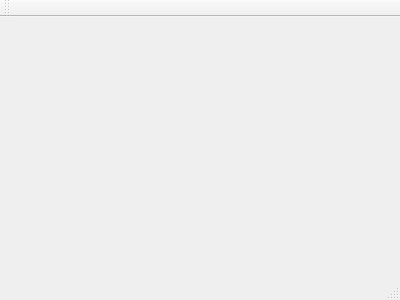
Karlodun/c-, file Milestone 1/Spiel_des_Lebens_GUI/mainwindow.ui: the form before one commit.
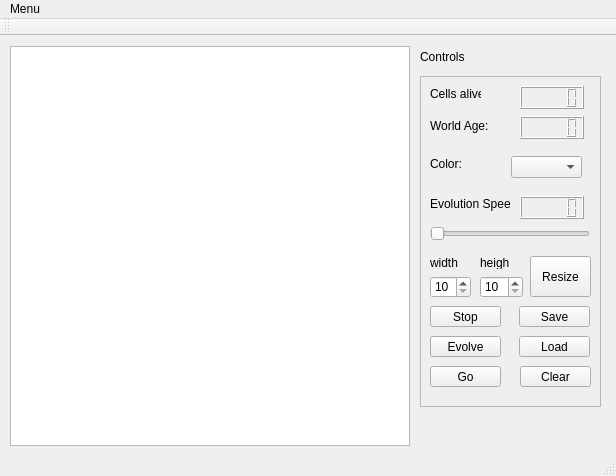
The form after the commit.

Commit message: last fixes, GUI created, imported CAbase class into GUI project

Patch:
```diff
--- a/Milestone 1/Spiel_des_Lebens_GUI/mainwindow.ui
+++ b/Milestone 1/Spiel_des_Lebens_GUI/mainwindow.ui
@@ -1,24 +1,376 @@
 <ui version="4.0">
  <class>MainWindow</class>
- <widget class="QMainWindow" name="MainWindow" >
-  <property name="geometry" >
+ <widget class="QMainWindow" name="MainWindow">
+  <property name="geometry">
    <rect>
     <x>0</x>
     <y>0</y>
-    <width>400</width>
-    <height>300</height>
+    <width>616</width>
+    <height>476</height>
    </rect>
   </property>
   <property name="windowTitle" >
    <string>MainWindow</string>
   </property>
-  <widget class="QMenuBar" name="menuBar" />
-  <widget class="QToolBar" name="mainToolBar" />
-  <widget class="QWidget" name="centralWidget" />
-  <widget class="QStatusBar" name="statusBar" />
+  <widget class="QWidget" name="centralWidget">
+   <widget class="QWidget" name="gameWidget" native="true">
+    <property name="geometry">
+     <rect>
+      <x>10</x>
+      <y>10</y>
+      <width>400</width>
+      <height>400</height>
+     </rect>
+    </property>
+    <property name="sizePolicy">
+     <sizepolicy hsizetype="Fixed" vsizetype="Fixed">
+      <horstretch>0</horstretch>
+      <verstretch>0</verstretch>
+     </sizepolicy>
+    </property>
+    <widget class="QTableView" name="tableView">
+     <property name="geometry">
+      <rect>
+       <x>0</x>
+       <y>0</y>
+       <width>400</width>
+       <height>400</height>
+      </rect>
+     </property>
+     <property name="sizePolicy">
+      <sizepolicy hsizetype="Fixed" vsizetype="Fixed">
+       <horstretch>0</horstretch>
+       <verstretch>0</verstretch>
+      </sizepolicy>
+     </property>
+    </widget>
+   </widget>
+   <widget class="QFrame" name="frame">
+    <property name="geometry">
+     <rect>
+      <x>420</x>
+      <y>40</y>
+      <width>181</width>
+      <height>331</height>
+     </rect>
+    </property>
+    <property name="frameShape">
+     <enum>QFrame::StyledPanel</enum>
+    </property>
+    <property name="frameShadow">
+     <enum>QFrame::Raised</enum>
+    </property>
+    <widget class="QSpinBox" name="spinWidth">
+     <property name="geometry">
+      <rect>
+       <x>10</x>
+       <y>200</y>
+       <width>41</width>
+       <height>22</height>
+      </rect>
+     </property>
+     <property name="minimum">
+      <number>10</number>
+     </property>
+     <property name="maximum">
+      <number>50</number>
+     </property>
+    </widget>
+    <widget class="QSpinBox" name="spinHeigh">
+     <property name="geometry">
+      <rect>
+       <x>60</x>
+       <y>200</y>
+       <width>43</width>
+       <height>22</height>
+      </rect>
+     </property>
+     <property name="minimum">
+      <number>10</number>
+     </property>
+     <property name="maximum">
+      <number>50</number>
+     </property>
+    </widget>
+    <widget class="QSlider" name="sliderSpeed">
+     <property name="geometry">
+      <rect>
+       <x>10</x>
+       <y>150</y>
+       <width>160</width>
+       <height>16</height>
+      </rect>
+     </property>
+     <property name="maximum">
+      <number>120</number>
+     </property>
+     <property name="orientation">
+      <enum>Qt::Horizontal</enum>
+     </property>
+    </widget>
+    <widget class="QLCDNumber" name="lcdAlive">
+     <property name="geometry">
+      <rect>
+       <x>100</x>
+       <y>10</y>
+       <width>64</width>
+       <height>23</height>
+      </rect>
+     </property>
+    </widget>
+    <widget class="QLabel" name="labelWidth">
+     <property name="geometry">
+      <rect>
+       <x>10</x>
+       <y>180</y>
+       <width>47</width>
+       <height>13</height>
+      </rect>
+     </property>
+     <property name="text">
+      <string>width</string>
+     </property>
+    </widget>
+    <widget class="QLabel" name="labelHeigh">
+     <property name="geometry">
+      <rect>
+       <x>60</x>
+       <y>180</y>
+       <width>47</width>
+       <height>13</height>
+      </rect>
+     </property>
+     <property name="text">
+      <string>heigh</string>
+     </property>
+    </widget>
+    <widget class="QLabel" name="labelAlive">
+     <property name="geometry">
+      <rect>
+       <x>10</x>
+       <y>10</y>
+       <width>51</width>
+       <height>16</height>
+      </rect>
+     </property>
+     <property name="text">
+      <string>Cells alive:</string>
+     </property>
+    </widget>
+    <widget class="QLCDNumber" name="lcdAge">
+     <property name="geometry">
+      <rect>
+       <x>100</x>
+       <y>40</y>
+       <width>64</width>
+       <height>23</height>
+      </rect>
+     </property>
+    </widget>
+    <widget class="QLabel" name="labelAge">
+     <property name="geometry">
+      <rect>
+       <x>10</x>
+       <y>40</y>
+       <width>61</width>
+       <height>20</height>
+      </rect>
+     </property>
+     <property name="text">
+      <string>World Age:</string>
+     </property>
+    </widget>
+    <widget class="QLabel" name="labelSpeed">
+     <property name="geometry">
+      <rect>
+       <x>10</x>
+       <y>120</y>
+       <width>81</width>
+       <height>16</height>
+      </rect>
+     </property>
+     <property name="text">
+      <string>Evolution Speed</string>
+     </property>
+    </widget>
+    <widget class="QLCDNumber" name="lcdSpeed">
+     <property name="geometry">
+      <rect>
+       <x>100</x>
+       <y>120</y>
+       <width>64</width>
+       <height>23</height>
+      </rect>
+     </property>
+    </widget>
+    <widget class="QComboBox" name="comboBox">
+     <property name="geometry">
+      <rect>
+       <x>91</x>
+       <y>80</y>
+       <width>71</width>
+       <height>22</height>
+      </rect>
+     </property>
+    </widget>
+    <widget class="QLabel" name="label">
+     <property name="geometry">
+      <rect>
+       <x>10</x>
+       <y>80</y>
+       <width>51</width>
+       <height>16</height>
+      </rect>
+     </property>
+     <property name="text">
+      <string>Color:</string>
+     </property>
+    </widget>
+    <widget class="QPushButton" name="btnStop">
+     <property name="geometry">
+      <rect>
+       <x>10</x>
+       <y>230</y>
+       <width>71</width>
+       <height>21</height>
+      </rect>
+     </property>
+     <property name="text">
+      <string>Stop</string>
+     </property>
+    </widget>
+    <widget class="QPushButton" name="btnEvolve">
+     <property name="geometry">
+      <rect>
+       <x>10</x>
+       <y>260</y>
+       <width>71</width>
+       <height>21</height>
+      </rect>
+     </property>
+     <property name="text">
+      <string>Evolve</string>
+     </property>
+    </widget>
+    <widget class="QPushButton" name="btnGo">
+     <property name="geometry">
+      <rect>
+       <x>10</x>
+       <y>290</y>
+       <width>71</width>
+       <height>21</height>
+      </rect>
+     </property>
+     <property name="text">
+      <string>Go</string>
+     </property>
+    </widget>
+    <widget class="QPushButton" name="btnSave">
+     <property name="geometry">
+      <rect>
+       <x>99</x>
+       <y>230</y>
+       <width>71</width>
+       <height>21</height>
+      </rect>
+     </property>
+     <property name="text">
+      <string>Save</string>
+     </property>
+    </widget>
+    <widget class="QPushButton" name="btnLoad">
+     <property name="geometry">
+      <rect>
+       <x>99</x>
+       <y>260</y>
+       <width>71</width>
+       <height>21</height>
+      </rect>
+     </property>
+     <property name="text">
+      <string>Load</string>
+     </property>
+    </widget>
+    <widget class="QPushButton" name="btnClear">
+     <property name="geometry">
+      <rect>
+       <x>100</x>
+       <y>290</y>
+       <width>71</width>
+       <height>21</height>
+      </rect>
+     </property>
+     <property name="text">
+      <string>Clear</string>
+     </property>
+    </widget>
+    <widget class="QPushButton" name="pushButton">
+     <property name="geometry">
+      <rect>
+       <x>110</x>
+       <y>180</y>
+       <width>61</width>
+       <height>41</height>
+      </rect>
+     </property>
+     <property name="text">
+      <string>Resize</string>
+     </property>
+    </widget>
+   </widget>
+   <widget class="QLabel" name="labelControls">
+    <property name="geometry">
+     <rect>
+      <x>420</x>
+      <y>10</y>
+      <width>81</width>
+      <height>21</height>
+     </rect>
+    </property>
+    <property name="text">
+     <string>Controls</string>
+    </property>
+   </widget>
+  </widget>
+  <widget class="QMenuBar" name="menuBar">
+   <property name="geometry">
+    <rect>
+     <x>0</x>
+     <y>0</y>
+     <width>616</width>
+     <height>20</height>
+    </rect>
+   </property>
+   <widget class="QMenu" name="menuMenu">
+    <property name="title">
+     <string>Menu</string>
+    </property>
+    <addaction name="actionSave"/>
+    <addaction name="actionLoad"/>
+   </widget>
+   <addaction name="menuMenu"/>
+  </widget>
+  <widget class="QToolBar" name="mainToolBar">
+   <attribute name="toolBarArea">
+    <enum>TopToolBarArea</enum>
+   </attribute>
+   <attribute name="toolBarBreak">
+    <bool>false</bool>
+   </attribute>
+  </widget>
+  <widget class="QStatusBar" name="statusBar"/>
+  <action name="actionSave">
+   <property name="text">
+    <string>Save</string>
+   </property>
+  </action>
+  <action name="actionLoad">
+   <property name="text">
+    <string>Load</string>
+   </property>
+  </action>
  </widget>
- <layoutDefault spacing="6" margin="11" />
- <pixmapfunction></pixmapfunction>
+ <layoutdefault spacing="6" margin="11"/>
  <resources/>
  <connections/>
 </ui>
```
Left out of the diff: 3 changed lines with no effect on the pictures. The commit also changes 14 other files.
